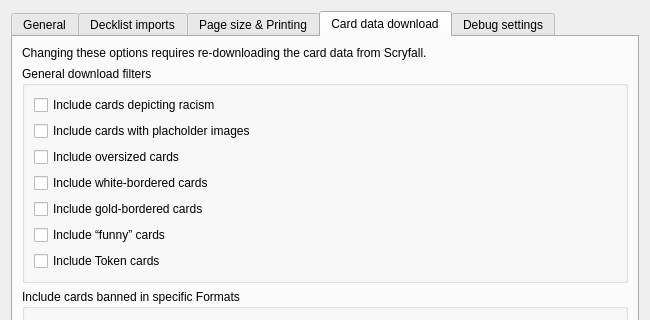
Qt form mtg_proxy_printer/resources/ui/settings_window.ui (luziferius/MTGProxyPrinter) before a commit; both pictures show x 0 to 650 and y 0 to 320 of the 650 by 650 pixel window.
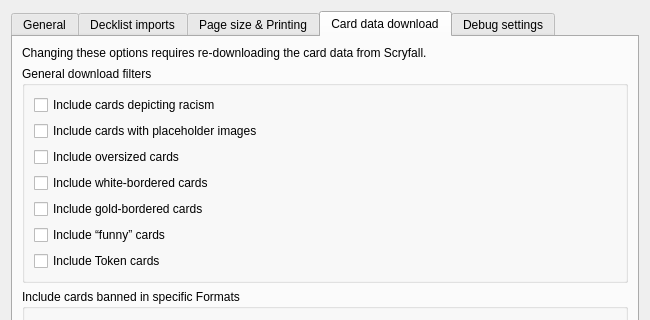
The same form after that commit. The open tabs and pages were chosen to show the change. Icons and pictures are not drawn. Custom widgets are drawn as their Qt base class.

Commit message:
Fixed a typo in the Settings window. Re-phrased the tooltip for “funny” cards.
FossilOrigin-Name: afb11ab33668c415ef4b53ab30e46e9edd41437d04705b50b1895fd827ff25b4

The edit to the form file:
```diff
--- a/mtg_proxy_printer/resources/ui/settings_window.ui
+++ b/mtg_proxy_printer/resources/ui/settings_window.ui
@@ -427,7 +427,7 @@
 “This card is not available in the selected language.”</string>
             </property>
             <property name="text">
-             <string>Include cards with placholder images</string>
+             <string>Include cards with placeholder images</string>
             </property>
            </widget>
           </item>
```
Left out of the diff: 8 changed lines with no effect on the pictures.
